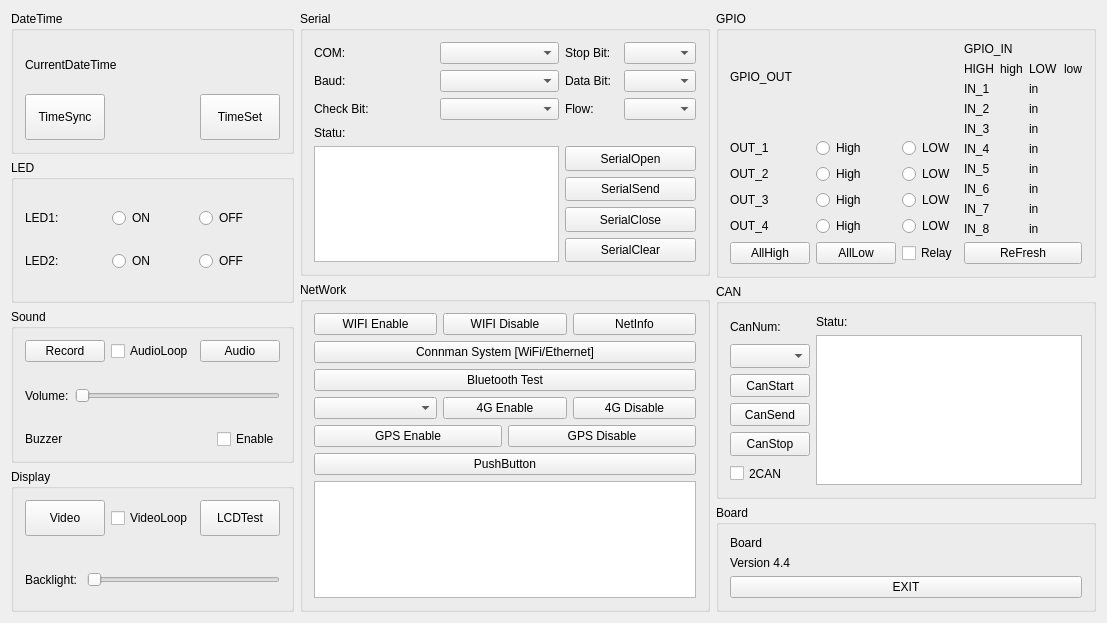
First picture: the form in mainwindow.ui, repository Chipsee/hardwaretest, before the edit.
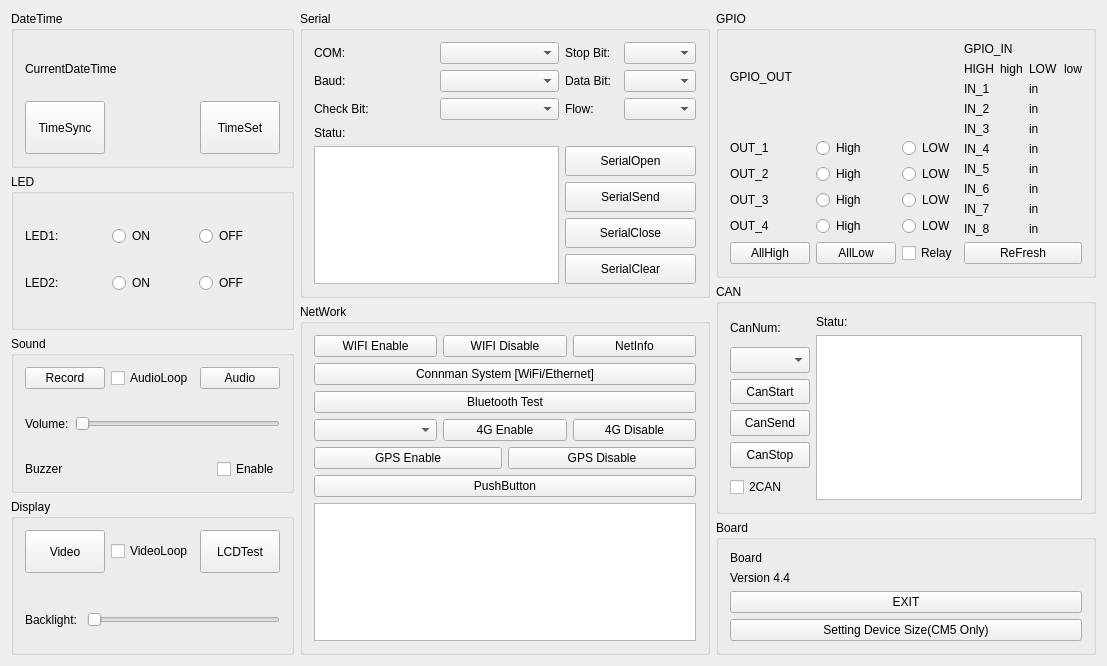
Second picture: the form after the edit.

Commit message: Version updated to 5.8.4 Add flash device size for CM5 products features. Fix save/restore ui geometry bugs.

Diff of the .ui file:
```diff
--- a/mainwindow.ui
+++ b/mainwindow.ui
@@ -7,7 +7,7 @@
     <x>0</x>
     <y>0</y>
     <width>1107</width>
-    <height>623</height>
+    <height>666</height>
    </rect>
   </property>
   <property name="windowTitle">
@@ -1256,6 +1256,13 @@
            </property>
           </widget>
          </item>
+         <item>
+          <widget class="QPushButton" name="pushButton_setting_device_size">
+           <property name="text">
+            <string>Setting Device Size(CM5 Only)</string>
+           </property>
+          </widget>
+         </item>
         </layout>
        </widget>
       </item>
```
Left out of the diff: 6 changed lines with no effect on the pictures. The commit also changes 10 other files.
